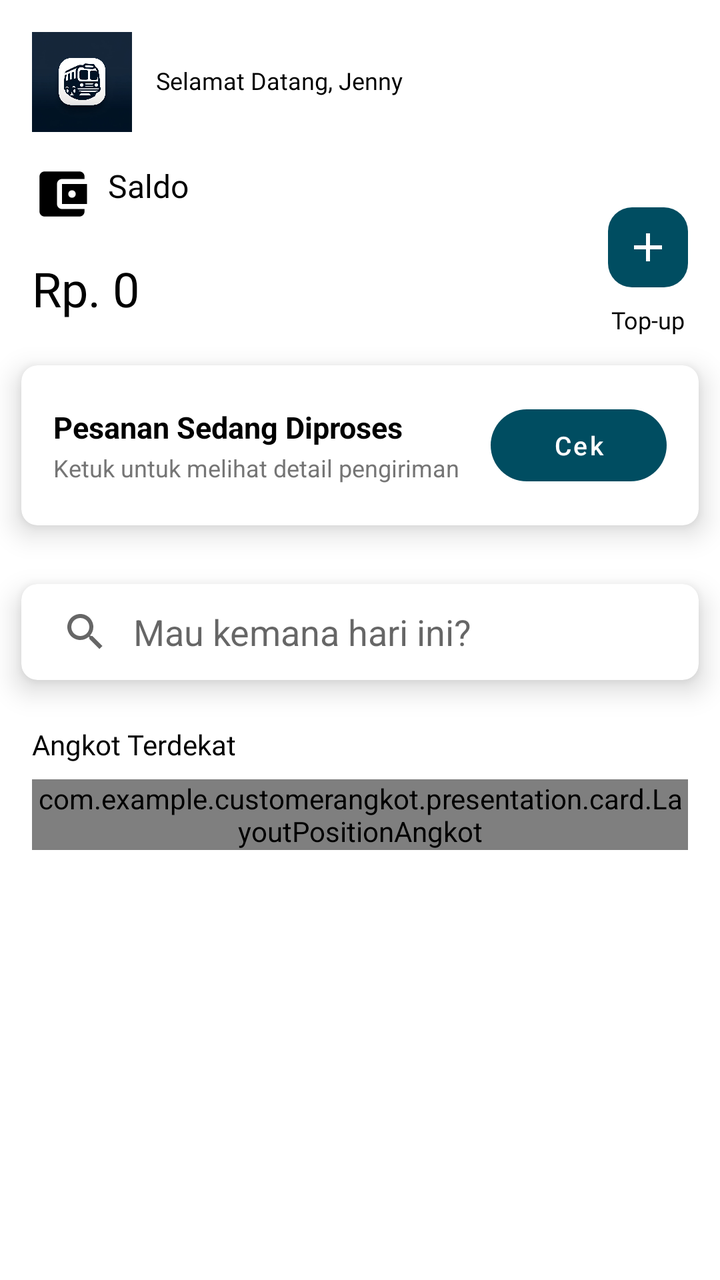
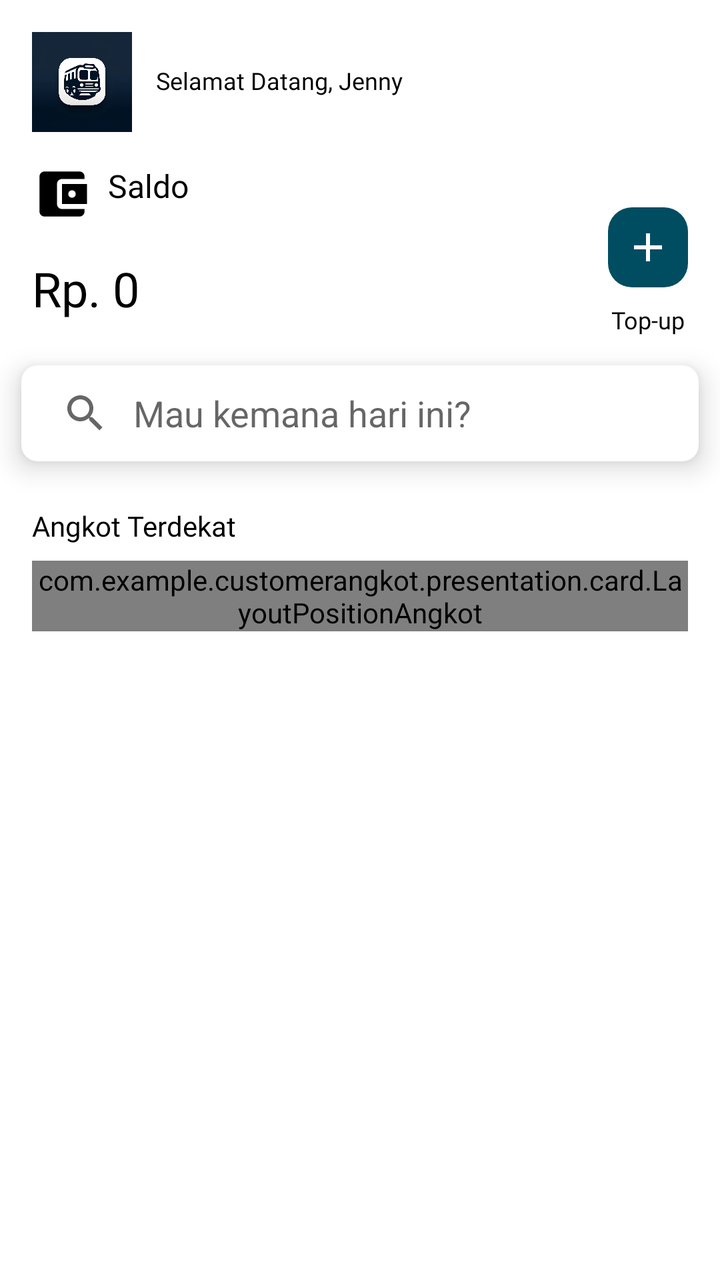

Compare the two renders of this Android layout. The source of the first and the diff that turns it into the second are given below.
<!-- AndroidManifest.xml: application theme Theme.CustomerAngkot -->
<!-- res/layout/fragment_home.xml -->
<?xml version="1.0" encoding="utf-8"?>
<ScrollView xmlns:android="http://schemas.android.com/apk/res/android"
    xmlns:app="http://schemas.android.com/apk/res-auto"
    xmlns:tools="http://schemas.android.com/tools"
    android:layout_width="match_parent"
    android:layout_height="match_parent"
    android:fillViewport="true"
    android:paddingBottom="56dp"
    tools:context=".presentation.home.HomeFragment">

    <androidx.constraintlayout.widget.ConstraintLayout
        android:layout_width="match_parent"
        android:layout_height="wrap_content">


        <ImageView
            android:id="@+id/imageView"
            android:layout_width="50dp"
            android:layout_height="50dp"
            android:layout_marginStart="16dp"
            android:layout_marginTop="16dp"
            app:layout_constraintStart_toStartOf="parent"
            app:layout_constraintTop_toTopOf="parent"
            app:srcCompat="@drawable/angkot" />

        <TextView
            android:id="@+id/welcome_text"
            style="@style/textMedium"
            android:layout_width="wrap_content"
            android:layout_height="wrap_content"
            android:layout_marginStart="12dp"
            android:layout_marginTop="32dp"
            android:text="Selamat Datang, Jenny"
            android:textSize="12sp"
            app:layout_constraintStart_toEndOf="@+id/imageView"
            app:layout_constraintTop_toTopOf="parent" />

        <ImageView
            android:id="@+id/logo_wallet"
            android:layout_width="30dp"
            android:layout_height="30dp"
            android:layout_marginStart="16dp"
            android:layout_marginTop="16dp"
            android:src="@drawable/ic_wallet"
            app:layout_constraintStart_toStartOf="parent"
            app:layout_constraintTop_toBottomOf="@+id/imageView"
            app:tint="@color/black" />

        <TextView
            android:id="@+id/textView2"
            style="@style/textMedium"
            android:layout_width="wrap_content"
            android:layout_height="wrap_content"
            android:layout_marginStart="8dp"
            android:layout_marginTop="16dp"
            android:text="Saldo"
            android:textSize="16sp"
            app:layout_constraintStart_toEndOf="@+id/logo_wallet"
            app:layout_constraintTop_toBottomOf="@+id/imageView" />

        <TextView
            android:id="@+id/saldo_rupiah"
            style="@style/textBold"
            android:layout_width="wrap_content"
            android:layout_height="wrap_content"
            android:layout_marginStart="16dp"
            android:layout_marginTop="16dp"
            android:text="Rp. 0"
            android:textSize="24sp"
            app:layout_constraintStart_toStartOf="parent"
            app:layout_constraintTop_toBottomOf="@+id/logo_wallet" />

        <ImageView
            android:id="@+id/logo_topup"
            android:layout_width="40dp"
            android:layout_height="40dp"
            android:layout_marginEnd="16dp"
            android:background="@drawable/rounded_corner_topup"
            android:clickable="true"
            android:focusable="true"
            android:padding="8dp"
            android:src="@drawable/ic_add_topup"
            app:tint="@color/white"
            app:layout_constraintEnd_toEndOf="parent"
            app:layout_constraintTop_toBottomOf="@+id/textView2" />

        <TextView
            android:id="@+id/topup_text"
            style="@style/textReguler"
            android:layout_width="wrap_content"
            android:layout_height="wrap_content"
            android:layout_marginTop="8dp"
            android:text="Top-up"
            android:textSize="12sp"
            app:layout_constraintEnd_toEndOf="@+id/logo_topup"
            app:layout_constraintStart_toStartOf="@+id/logo_topup"
            app:layout_constraintTop_toBottomOf="@+id/logo_topup" />

        <com.google.android.material.card.MaterialCardView
            android:id="@+id/card_view_order_active"
            android:layout_width="0dp"
            android:layout_height="wrap_content"

            app:cardCornerRadius="8dp"
            app:cardElevation="8dp"
            app:cardUseCompatPadding="true"
            app:layout_constraintEnd_toEndOf="parent"
            app:layout_constraintHorizontal_bias="0.5"
            app:layout_constraintStart_toStartOf="parent"
            app:layout_constraintTop_toBottomOf="@+id/topup_text">

            <androidx.constraintlayout.widget.ConstraintLayout
                android:layout_width="match_parent"
                android:layout_height="wrap_content"
                android:padding="16dp">

                <LinearLayout
                    android:layout_width="0dp"
                    android:layout_height="wrap_content"
                    android:orientation="vertical"
                    android:layout_marginEnd="12dp"
                    app:layout_constraintBottom_toBottomOf="parent"
                    app:layout_constraintEnd_toStartOf="@+id/btn_order_detail"
                    app:layout_constraintStart_toStartOf="parent"
                    app:layout_constraintTop_toTopOf="parent">

                    <TextView
                        android:id="@+id/tv_order_status"
                        android:layout_width="wrap_content"
                        android:layout_height="wrap_content"
                        android:text="Pesanan Sedang Diproses"
                        android:textColor="@color/black"
                        android:textSize="15sp"
                        android:textStyle="bold" />

                    <TextView
                        android:id="@+id/tv_order_subtitle"
                        android:layout_width="wrap_content"
                        android:layout_height="wrap_content"
                        android:layout_marginTop="2dp"
                        android:text="Ketuk untuk melihat detail pengiriman"
                        android:textColor="#757575"
                        android:textSize="12sp" />
                </LinearLayout>

                <com.google.android.material.button.MaterialButton
                    android:id="@+id/btn_order_detail"
                    style="@style/Widget.MaterialComponents.Button.UnelevatedButton"
                    android:layout_width="wrap_content"
                    android:layout_height="wrap_content"
                    android:text="Cek"
                    android:textAllCaps="false"
                    android:textSize="13sp"
                    app:cornerRadius="20dp"
                    app:layout_constraintBottom_toBottomOf="parent"
                    app:layout_constraintEnd_toEndOf="parent"
                    app:layout_constraintTop_toTopOf="parent" />

            </androidx.constraintlayout.widget.ConstraintLayout>

        </com.google.android.material.card.MaterialCardView>

        <com.google.android.material.card.MaterialCardView
            android:id="@+id/card_view_order_home"
            android:layout_width="0dp"
            android:layout_height="wrap_content"
            app:cardCornerRadius="8dp"
            app:cardElevation="8dp"
            app:cardUseCompatPadding="true"
            app:layout_constraintEnd_toEndOf="parent"
            app:layout_constraintHorizontal_bias="0.5"
            app:layout_constraintStart_toStartOf="parent"
            app:layout_constraintTop_toBottomOf="@+id/card_view_order_active">

            <androidx.appcompat.widget.SearchView
                android:id="@+id/search_view"
                android:layout_width="match_parent"
                android:layout_height="wrap_content"
                android:focusable="false"
                android:focusableInTouchMode="false"
                app:iconifiedByDefault="false"
                app:queryBackground="@android:color/transparent"
                app:queryHint="Mau kemana hari ini?" />
        </com.google.android.material.card.MaterialCardView>


        <TextView
            android:id="@+id/text_posisi"
            style="@style/textBold"
            android:layout_width="wrap_content"
            android:layout_height="wrap_content"
            android:layout_marginStart="16dp"
            android:layout_marginTop="8dp"
            android:text="Angkot Terdekat"
            app:cardBackgroundColor="@color/colorPrimary"
            app:layout_constraintStart_toStartOf="parent"
            app:layout_constraintTop_toBottomOf="@+id/card_view_order_home" />

        <com.example.customerangkot.presentation.card.LayoutPositionAngkot
            android:id="@+id/position_angkot"
            android:layout_width="match_parent"
            android:layout_height="wrap_content"
            android:layout_marginStart="16dp"
            android:layout_marginTop="8dp"
            android:layout_marginEnd="16dp"
            app:cardCornerRadius="10dp"
            app:cardElevation="4dp"
            app:layout_constraintEnd_toEndOf="parent"
            app:layout_constraintStart_toStartOf="parent"
            app:layout_constraintTop_toBottomOf="@+id/text_posisi" />

        











        <com.google.android.material.progressindicator.LinearProgressIndicator
            android:id="@+id/progressIndicator"
            android:layout_width="match_parent"
            android:layout_height="wrap_content"
            android:indeterminate="true"
            android:visibility="gone"
            app:layout_constraintEnd_toEndOf="parent"
            app:layout_constraintStart_toStartOf="parent"
            app:layout_constraintTop_toTopOf="parent" />


    </androidx.constraintlayout.widget.ConstraintLayout>
</ScrollView>
<!-- resources referenced by this layout -->
<resources>
  <color name="black">#FF000000</color>
  <color name="colorPrimary">#004D61</color>
  <color name="white">#FFFFFFFF</color>
  <!-- drawable angkot: jpg bitmap (drawable, 113371 bytes) -->
  <!-- drawable ic_add_topup (drawable) -->
  <vector xmlns:android="http://schemas.android.com/apk/res/android" android:height="24dp" android:tint="#000000" android:viewportHeight="24" android:viewportWidth="24" android:width="24dp">
        
      <path android:fillColor="@android:color/white" android:pathData="M19,13h-6v6h-2v-6H5v-2h6V5h2v6h6v2z"/>
      
  </vector>
  <!-- drawable ic_wallet (drawable) -->
  <vector xmlns:android="http://schemas.android.com/apk/res/android" android:height="24dp" android:tint="#000000" android:viewportHeight="24" android:viewportWidth="24" android:width="24dp">
        
      <path android:fillColor="@android:color/white" android:pathData="M21,18v1c0,1.1 -0.9,2 -2,2L5,21c-1.11,0 -2,-0.9 -2,-2L3,5c0,-1.1 0.89,-2 2,-2h14c1.1,0 2,0.9 2,2v1h-9c-1.11,0 -2,0.9 -2,2v8c0,1.1 0.89,2 2,2h9zM12,16h10L22,8L12,8v8zM16,13.5c-0.83,0 -1.5,-0.67 -1.5,-1.5s0.67,-1.5 1.5,-1.5 1.5,0.67 1.5,1.5 -0.67,1.5 -1.5,1.5z"/>
      
  </vector>
  <!-- drawable rounded_corner_topup (drawable) -->
  <?xml version="1.0" encoding="utf-8"?>
  <shape xmlns:android="http://schemas.android.com/apk/res/android" android:shape="rectangle">
  
      <solid android:color="@color/colorPrimary" />
      <corners android:radius="12dp" />
  </shape>
  <style name="textBold">
          <item name="android:textColor">@color/black</item>
          <item name="android:fontFamily">@font/poppins_bold</item>
      </style>
  <style name="textMedium">
          <item name="android:textColor">@color/black</item>
          <item name="android:fontFamily">@font/poppins_medium</item>
      </style>
  <style name="textReguler">
          <item name="android:textColor">@color/black</item>
          <item name="android:fontFamily">@font/poppins_regular</item>
      </style>
  <style name="Theme.CustomerAngkot" parent="Theme.MaterialComponents.Light.DarkActionBar">
          
          <item name="colorPrimary">@color/colorPrimary</item>
          <item name="colorPrimaryVariant">@android:color/white</item>
          <item name="colorOnPrimary">@color/white</item>
          
          <item name="colorSecondary">@color/teal_200</item>
          <item name="colorSecondaryVariant">@color/teal_700</item>
          <item name="colorOnSecondary">@color/black</item>
          
          <item name="android:statusBarColor">@color/colorPrimary</item>
          
          <item name="android:forceDarkAllowed" tools:ignore="NewApi">true</item>
      </style>
  <color name="teal_200">#FF03DAC5</color>
  <color name="teal_700">#FF018786</color>
</resources>

<!-- the commit's change to res/layout/fragment_home.xml (unified diff, before → after) -->
@@ -100,7 +100,7 @@
             android:id="@+id/card_view_order_active"
             android:layout_width="0dp"
             android:layout_height="wrap_content"
-
+            android:visibility="gone"
             app:cardCornerRadius="8dp"
             app:cardElevation="8dp"
             app:cardUseCompatPadding="true"
